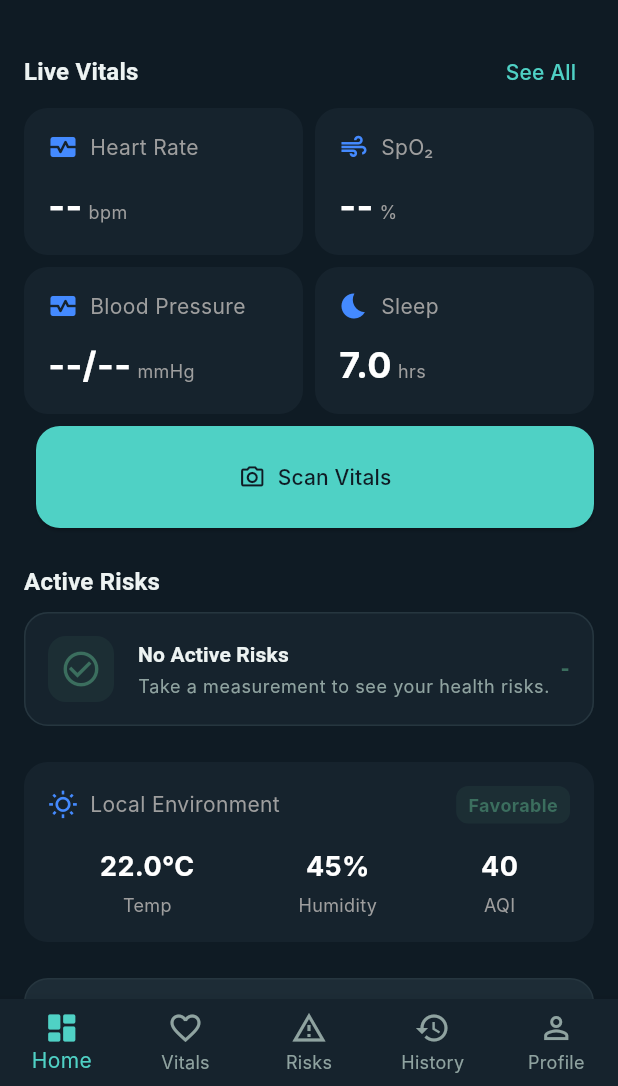
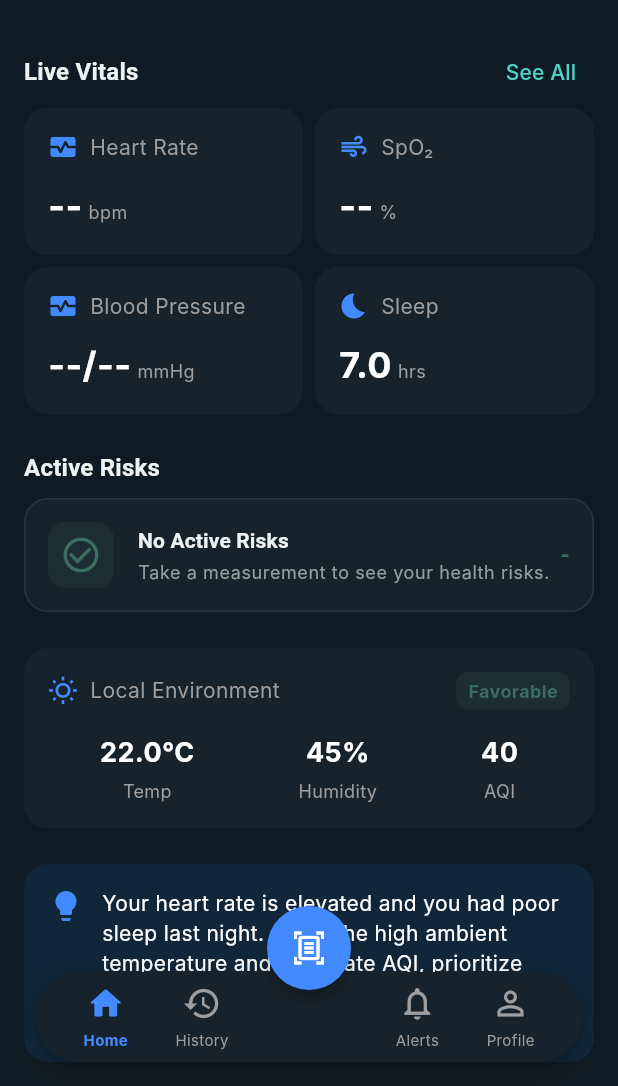
Before and after one commit to theunderbets/Senvo, a Flutter app: the screen it shows after launch, scrolled down 274 dp, on a phone screen of 412 x 824 dp, the part 150-1236 px from its top. Run offline on Flutter 3.47's test engine with Material 3 defaults, Android fonts, the phone set to English and light mode, and no system bars; our stand-ins replace camera, csv, equatable, fl_chart, flutter_bloc, flutter_local_notifications and 8 more; missing offline and left inert: tflite_flutter; accounts and stored records are empty; network calls fail; Roboto replaces fonts that are missing (Inter, Space Grotesk); statements that could not run were skipped.

Commit message:
chore: auto-sync latest local changes

```diff
--- a/lib/presentation/dashboard/home_dashboard_page.dart
+++ b/lib/presentation/dashboard/home_dashboard_page.dart
@@ -271,39 +271,7 @@ class _HomeDashboardPageState extends State<HomeDashboardPage> {
                         ),
                       ],
                     ),
-                    const SizedBox(height: SenvoSpacing.sm),
-                    Row(
-                      children: [
-                const SizedBox(width: SenvoSpacing.sm),
-                Expanded(
-                  child: ElevatedButton.icon(
-                    style: ElevatedButton.styleFrom(
-                      backgroundColor: SenvoColors.accent,
-                      foregroundColor: SenvoColors.background,
-                      padding: const EdgeInsets.symmetric(vertical: 24),
-                      shape: RoundedRectangleBorder(
-                        borderRadius: BorderRadius.circular(SenvoRadius.lg),
-                      ),
-                    ),
-                    onPressed: () {
-                      Navigator.of(context).push(
-                        MaterialPageRoute(
-                          builder: (_) => BlocProvider.value(
-                            value: BlocProvider.of<PpgScanBloc>(context),
-                            child: PpgScanPage(
-                              cameraService: widget.camera,
-                              vitalsRepository: widget.vitalsRepository,
-                            ),
-                          ),
-                        ),
-                      );
-                    },
-                    icon: const Icon(Icons.camera_alt_outlined),
-                    label: const Text('Scan Vitals'),
-                  ),
-                ),
-              ],
-            ),
+
           ],
         );
       },
--- a/lib/presentation/dashboard/widgets/health_advisory_card.dart
+++ b/lib/presentation/dashboard/widgets/health_advisory_card.dart
@@ -11,42 +11,28 @@ class HealthAdvisoryCard extends StatelessWidget {
 
   @override
   Widget build(BuildContext context) {
-    return Container(
-      padding: const EdgeInsets.all(SenvoSpacing.md),
-      decoration: BoxDecoration(
-        color: SenvoColors.surface2,
-        borderRadius: BorderRadius.circular(SenvoRadius.lg),
-        border: Border.all(color: SenvoColors.border, width: 1),
-      ),
+    return Card(
+      color: Colors.blue.withValues(alpha: 0.1),
+      shape: RoundedRectangleBorder(borderRadius: BorderRadius.circular(16)),
+      child: Padding(
+        padding: const EdgeInsets.all(16.0),
         child: Row(
           crossAxisAlignment: CrossAxisAlignment.start,
           children: [
             const Icon(
-            Icons.lightbulb_outline,
-            color: SenvoColors.accent,
-            size: 24,
+              Icons.lightbulb,
+              color: Colors.blueAccent,
             ),
-          const SizedBox(width: SenvoSpacing.md),
+            const SizedBox(width: 12),
             Expanded(
-            child: Column(
-              crossAxisAlignment: CrossAxisAlignment.start,
-              children: [
-                Text(
-                  'Senvo AI Advisory',
-                  style: Theme.of(context).textTheme.titleSmall?.copyWith(
-                    color: SenvoColors.accent,
+              child: Text(
+                advisoryText,
+                style: const TextStyle(color: Colors.white, fontSize: 14),
               ),
-                ),
-                const SizedBox(height: SenvoSpacing.xs),
-                Text(
-                  advisoryText,
-                  style: Theme.of(context).textTheme.bodyMedium,
             ),
           ],
         ),
       ),
-        ],
-      ),
     );
   }
 }
--- a/lib/presentation/layout/senvo_main_layout.dart
+++ b/lib/presentation/layout/senvo_main_layout.dart
@@ -1,14 +1,17 @@
 import 'package:flutter/material.dart';
+import 'package:flutter_bloc/flutter_bloc.dart';
 import '../dashboard/home_dashboard_page.dart';
-import '../vitals/vitals_page.dart';
-import '../../features/health_risk/presentation/pages/health_risk_dashboard_page.dart';
 import '../history/local_health_history_page.dart';
 import '../settings/profile_page.dart';
+import '../notifications/notifications_page.dart';
+import '../../features/ppg_scan/presentation/pages/ppg_scan_page.dart';
+import '../../features/ppg_scan/presentation/bloc/ppg_scan_bloc.dart';
 import '../../services/camera/camera_service.dart';
 import '../../features/vitals_history/data/repositories/vitals_repository_impl.dart';
 import '../../core/environment/environment_repository.dart';
 import '../../core/sleep/sleep_repository.dart';
 import '../../core/activity/activity_repository.dart';
+import '../../core/theme/senvo_theme.dart';
 
 class SenvoMainLayout extends StatefulWidget {
   const SenvoMainLayout({
@@ -46,55 +49,101 @@ class _SenvoMainLayoutState extends State<SenvoMainLayout> {
         sleepRepository: widget.sleepRepository,
         activityRepository: widget.activityRepository,
       ),
-      const VitalsPage(),
-      const HealthRiskDashboardPage(),
       const LocalHealthHistoryPage(),
+      const NotificationsPage(),
       ProfilePage(
         vitalsRepository: widget.vitalsRepository,
       ),
     ];
   }
 
+  void _onItemTapped(int index) {
+    setState(() {
+      _currentIndex = index;
+    });
+  }
+
+  void _openScanPage() {
+    Navigator.of(context).push(
+      MaterialPageRoute(
+        builder: (_) => BlocProvider.value(
+          value: BlocProvider.of<PpgScanBloc>(context),
+          child: PpgScanPage(
+            cameraService: widget.camera,
+            vitalsRepository: widget.vitalsRepository,
+          ),
+        ),
+      ),
+    );
+  }
+
   @override
   Widget build(BuildContext context) {
     return Scaffold(
+      extendBody: true, // Needed for floating nav bar
       body: IndexedStack(
         index: _currentIndex,
         children: _pages,
       ),
-      bottomNavigationBar: BottomNavigationBar(
-        currentIndex: _currentIndex,
-        type: BottomNavigationBarType.fixed,
-        onTap: (index) {
-          setState(() {
-            _currentIndex = index;
-          });
-        },
-        items: const [
-          BottomNavigationBarItem(
-            icon: Icon(Icons.dashboard_outlined),
-            activeIcon: Icon(Icons.dashboard_rounded),
-            label: 'Home',
+      floatingActionButtonLocation: FloatingActionButtonLocation.centerDocked,
+      floatingActionButton: FloatingActionButton(
+        backgroundColor: Colors.blueAccent,
+        shape: const CircleBorder(),
+        onPressed: _openScanPage,
+        elevation: 4,
+        child: const Icon(Icons.document_scanner_outlined, color: Colors.white),
+      ),
+      bottomNavigationBar: SafeArea(
+        child: Container(
+          margin: const EdgeInsets.symmetric(horizontal: 24, vertical: 16),
+          padding: const EdgeInsets.symmetric(vertical: 8),
+          decoration: BoxDecoration(
+            color: SenvoColors.surface, // Dark pill background
+            borderRadius: BorderRadius.circular(30),
+            boxShadow: [
+              BoxShadow(
+                color: Colors.black.withValues(alpha: 0.3),
+                blurRadius: 10,
+                offset: const Offset(0, 5),
+              ),
+            ],
           ),
-          BottomNavigationBarItem(
-            icon: Icon(Icons.favorite_border),
-            activeIcon: Icon(Icons.favorite),
-            label: 'Vitals',
+          child: Row(
+            mainAxisAlignment: MainAxisAlignment.spaceEvenly,
+            children: [
+              _buildNavItem(Icons.home_outlined, Icons.home_rounded, 0, 'Home'),
+              _buildNavItem(Icons.history_outlined, Icons.history_rounded, 1, 'History'),
+              const SizedBox(width: 48), // Space for FAB
+              _buildNavItem(Icons.notifications_outlined, Icons.notifications_rounded, 2, 'Alerts'),
+              _buildNavItem(Icons.person_outline, Icons.person, 3, 'Profile'),
+            ],
           ),
-          BottomNavigationBarItem(
-            icon: Icon(Icons.warning_amber_outlined),
-            activeIcon: Icon(Icons.warning_amber_rounded),
-            label: 'Risks',
+        ),
+      ),
+    );
+  }
+
+  Widget _buildNavItem(IconData icon, IconData activeIcon, int index, String label) {
+    final isSelected = _currentIndex == index;
+    return GestureDetector(
+      onTap: () => _onItemTapped(index),
+      behavior: HitTestBehavior.opaque,
+      child: Column(
+        mainAxisSize: MainAxisSize.min,
+        children: [
+          Icon(
+            isSelected ? activeIcon : icon,
+            color: isSelected ? Colors.blueAccent : Colors.grey,
+            size: 26,
           ),
-          BottomNavigationBarItem(
-            icon: Icon(Icons.history),
-            activeIcon: Icon(Icons.history_rounded),
-            label: 'History',
-          ),
-          BottomNavigationBarItem(
-            icon: Icon(Icons.person_outline),
-            activeIcon: Icon(Icons.person),
-            label: 'Profile',
+          const SizedBox(height: 4),
+          Text(
+            label,
+            style: TextStyle(
+              color: isSelected ? Colors.blueAccent : Colors.grey,
+              fontSize: 10,
+              fontWeight: isSelected ? FontWeight.bold : FontWeight.normal,
+            ),
           ),
         ],
       ),
```
Lines whose indentation alone changed are shown as unchanged.
